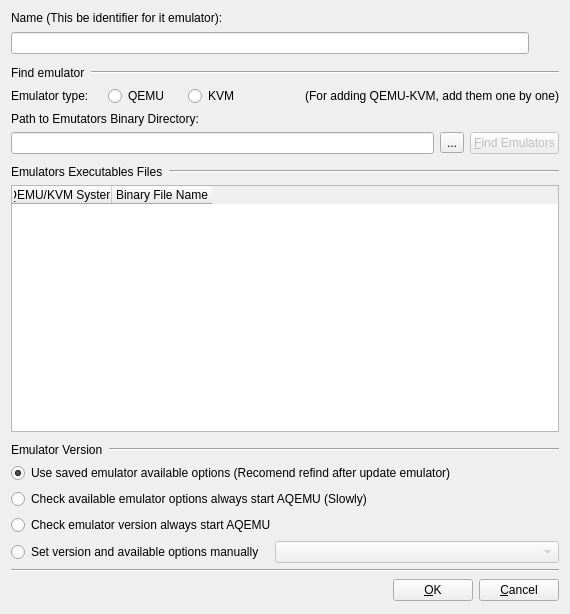
This is Emulator_Options_Window.ui in qunying/aqemu-old as Qt 5 draws it before an edit. The edited form follows.
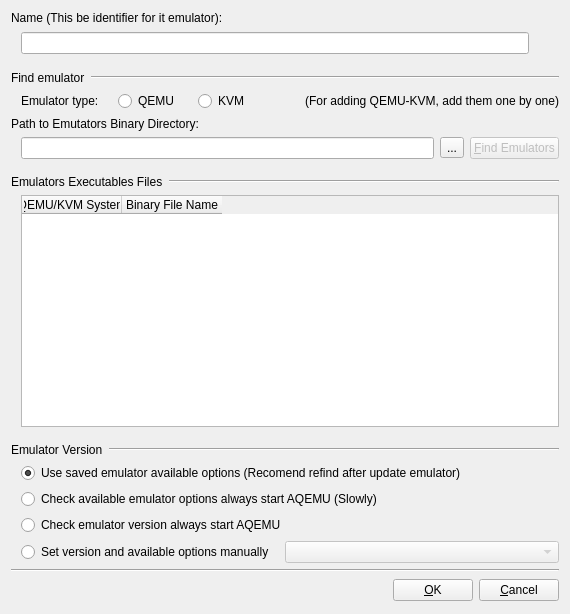
This is the edited form. Icons and pictures are not drawn.

Diff of the .ui file:
```diff
--- a/Emulator_Options_Window.ui
+++ b/Emulator_Options_Window.ui
@@ -18,7 +18,7 @@
    <iconset resource="images.qrc">
     <normaloff>:/exec.png</normaloff>:/exec.png</iconset>
   </property>
-  <layout class="QVBoxLayout" name="verticalLayout_2">
+  <layout class="QVBoxLayout" name="verticalLayout_3">
    <item>
     <widget class="QLabel" name="Label_Name">
      <property name="text">
@@ -28,6 +28,9 @@
    </item>
    <item>
     <layout class="QHBoxLayout" name="horizontalLayout_4">
+     <property name="leftMargin">
+      <number>10</number>
+     </property>
      <item>
       <widget class="QLineEdit" name="Edit_Name"/>
      </item>
@@ -81,7 +84,7 @@
      <property name="sizeHint" stdset="0">
       <size>
        <width>150</width>
-       <height>5</height>
+       <height>10</height>
       </size>
      </property>
     </spacer>
@@ -113,7 +116,16 @@
    <item>
     <widget class="QWidget" name="Widget_Emulator_Type" native="true">
      <layout class="QHBoxLayout" name="horizontalLayout_6">
-      <property name="margin">
+      <property name="leftMargin">
+       <number>10</number>
+      </property>
+      <property name="topMargin">
+       <number>0</number>
+      </property>
+      <property name="rightMargin">
+       <number>0</number>
+      </property>
+      <property name="bottomMargin">
        <number>0</number>
       </property>
       <item>
@@ -210,6 +222,9 @@
    </item>
    <item>
     <layout class="QHBoxLayout" name="horizontalLayout_2">
+     <property name="leftMargin">
+      <number>10</number>
+     </property>
      <item>
       <widget class="QLineEdit" name="Edit_Path_to_Dir"/>
      </item>
@@ -257,7 +272,7 @@
      <property name="sizeHint" stdset="0">
       <size>
        <width>150</width>
-       <height>5</height>
+       <height>10</height>
       </size>
      </property>
     </spacer>
@@ -287,6 +302,11 @@
     </layout>
    </item>
    <item>
+    <layout class="QVBoxLayout" name="verticalLayout_2">
+     <property name="leftMargin">
+      <number>10</number>
+     </property>
+     <item>
     <widget class="QTableWidget" name="Table_Systems">
      <property name="editTriggers">
       <set>QAbstractItemView::NoEditTriggers</set>
@@ -326,18 +346,20 @@
      <property name="sizeHint" stdset="0">
       <size>
        <width>150</width>
-       <height>5</height>
+         <height>10</height>
       </size>
      </property>
     </spacer>
+     </item>
+    </layout>
    </item>
    <item>
     <widget class="QWidget" name="widget" native="true">
-     <layout class="QVBoxLayout" name="verticalLayout">
+     <layout class="QGridLayout" name="gridLayout">
       <property name="margin">
        <number>0</number>
       </property>
-      <item>
+      <item row="0" column="0">
        <layout class="QHBoxLayout" name="horizontalLayout_8">
         <item>
          <widget class="QLabel" name="Label_QEMU_Version">
@@ -361,6 +383,11 @@
         </item>
        </layout>
       </item>
+      <item row="1" column="0">
+       <layout class="QVBoxLayout" name="verticalLayout">
+        <property name="leftMargin">
+         <number>10</number>
+        </property>
       <item>
        <widget class="QRadioButton" name="RB_Save_Options">
         <property name="text">
@@ -437,6 +464,8 @@
            <number>256</number>
           </property>
          </widget>
+          </item>
+         </layout>
         </item>
        </layout>
       </item>
```
Lines whose indentation alone changed are shown as unchanged.
